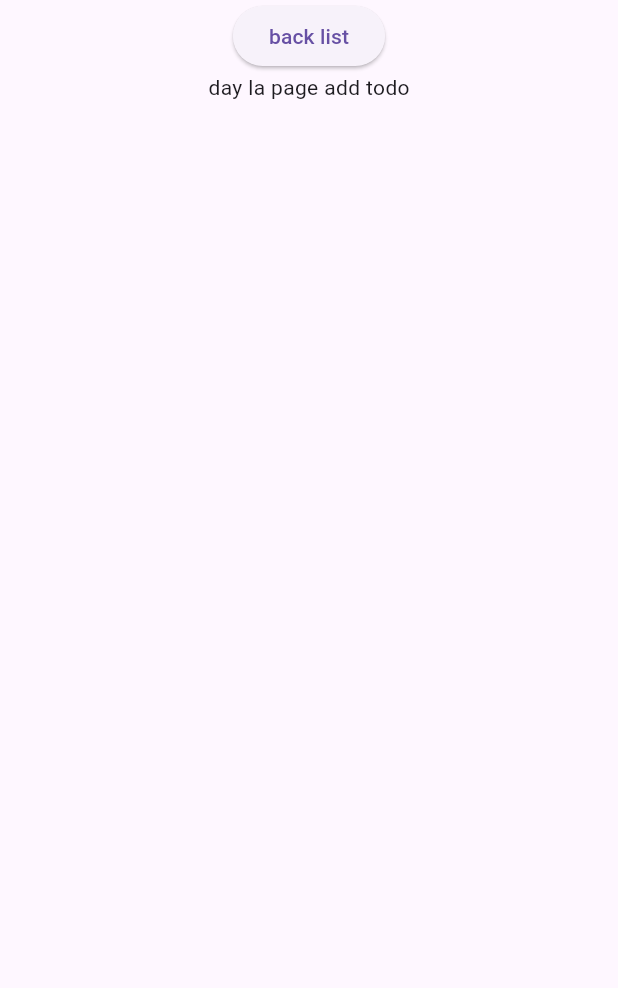
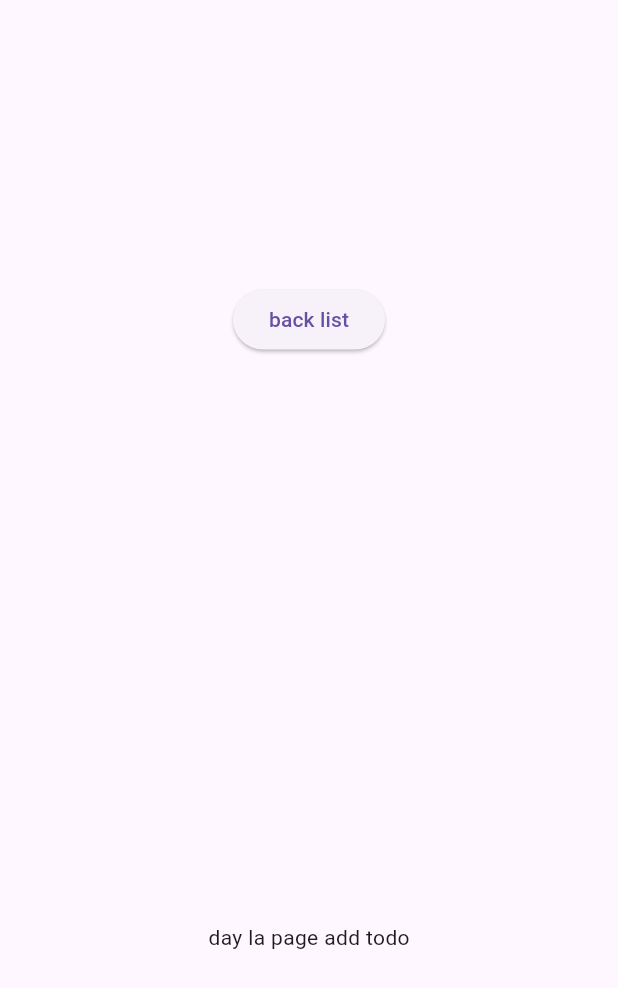
Before and after one commit to phuongtran6575/personal-app, a Flutter app: the AddTodoPage screen opened directly, on a phone screen of 412 x 824 dp. Shown: the top 988 px of the screen. Run offline on Flutter 3.47's test engine with Material 3 defaults, Android fonts, the phone set to English and light mode, and no system bars; our stand-ins replace get.

Commit message:
add new code 1

```diff
--- a/lib/repository/todo_repository/todo_repository_impl.dart
+++ b/lib/repository/todo_repository/todo_repository_impl.dart
@@ -2,7 +2,10 @@ import 'package:myapp/models/todo_model.dart';
 import 'package:myapp/repository/todo_repository/todo_repository.dart';
 
 class TodoRepositoryImpl extends TodoRepository {
-  List<TodoModel> todoList = [TodoModel(1, "todo_1"), TodoModel(2, "todo_2")];
+  List<TodoModel> todoList = [
+    TodoModel(1, "todo_1", true, "lam viec 1", DateTime.now()),
+    TodoModel(2, "todo_2", true, "lam viec 2", DateTime.now()),
+  ];
   @override
   Future<List<TodoModel>> getListTodos() async {
     try {
--- a/lib/screens/todo_screen/add_todo_page.dart
+++ b/lib/screens/todo_screen/add_todo_page.dart
@@ -8,6 +8,7 @@ class AddTodoPage extends StatelessWidget {
     return Scaffold(
       body: Center(
         child: Column(
+          mainAxisAlignment: MainAxisAlignment.spaceAround,
           children: <Widget>[
             ElevatedButton(onPressed: () => {}, child: Text("back list")),
             Text("day la page add todo"),
--- a/lib/screens/todo_screen/todo_list_page.dart
+++ b/lib/screens/todo_screen/todo_list_page.dart
@@ -19,6 +19,7 @@ class TodoListPage extends StatelessWidget {
               return CardtodoWidget(
                 idTodo: todoController.listTodo[index].idTodo ?? 0,
                 nameTodo: todoController.listTodo[index].nameTodo ?? '',
+                dueDate: DateTime.now(),
               );
             },
           ),
```
Also changed, not shown: lib/common/widgets/cardtodo_widget.dart (+9 -1 lines), lib/models/todo_model.dart (+11 -1 lines).
